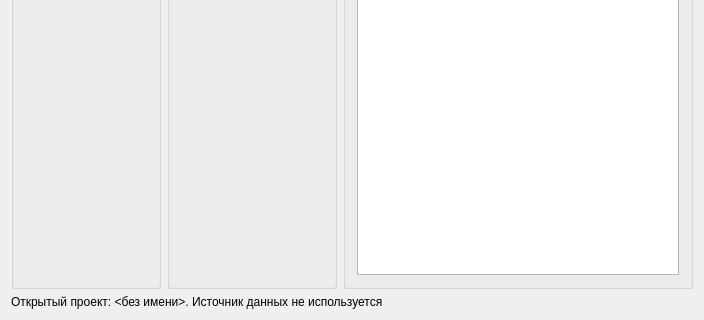
This is src/formbuilder.ui in nextgis/formbuilder as Qt 5 draws it before an edit; both pictures show x 0 to 704 and y 219 to 539 of the 704 by 539 pixel window. The edited form follows.
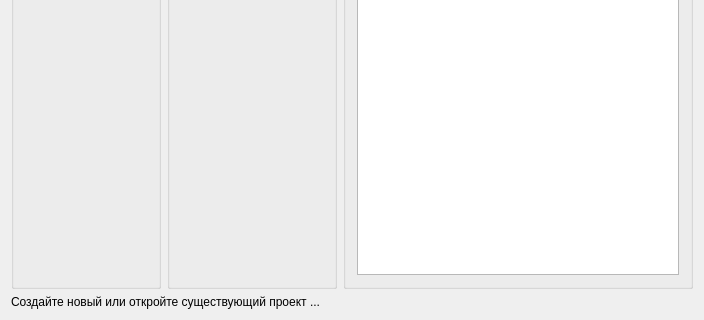
This is the edited form.

Diff of the .ui file:
```diff
--- a/src/formbuilder.ui
+++ b/src/formbuilder.ui
@@ -256,7 +256,7 @@
       </sizepolicy>
      </property>
      <property name="text">
-      <string>Открытый проект: &lt;без имени&gt;. Источник данных не используется</string>
+      <string>Создайте новый или откройте существующий проект ...</string>
      </property>
     </widget>
    </item>
```
